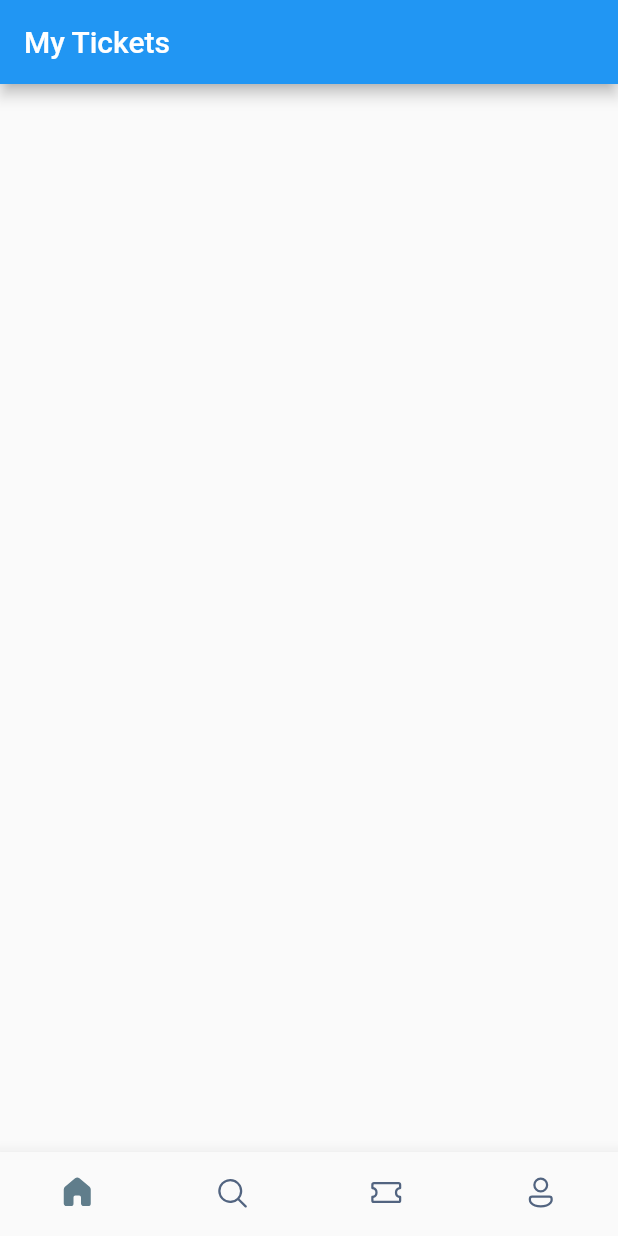
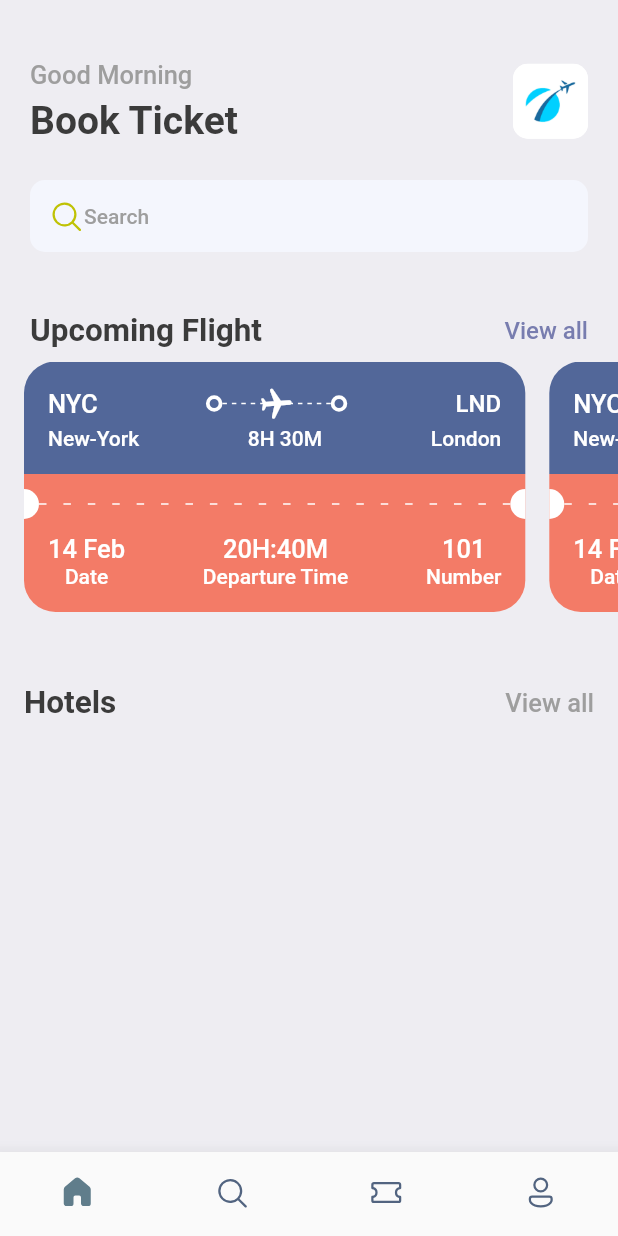
Before and after one commit to Raziur306/Ticket_Booking_Flutter, a Flutter app: the screen it shows after launch, on a phone screen of 412 x 824 dp. Run offline on Flutter 3.47's test engine with Material 2 defaults, Android fonts, the phone set to English and light mode, and no system bars; our stand-ins replace fluentui_icons, fluttertoast, gap.

Commit message:
home screen & card

```diff
--- a/lib/main.dart
+++ b/lib/main.dart
@@ -1,5 +1,7 @@
 import 'package:flutter/material.dart';
 import 'package:ticket_booking/screens/bottom_bar.dart';
+import 'package:ticket_booking/utils/app_styles.dart';
+
 
 void main() {
   runApp(const MyApp());
@@ -8,14 +10,13 @@ void main() {
 class MyApp extends StatelessWidget {
   const MyApp({super.key});
 
-  // This widget is the root of your application.
+// This widget is the root of your application.
   @override
   Widget build(BuildContext context) {
     return MaterialApp(
+      debugShowCheckedModeBanner: false,
       title: 'Flutter Demo',
-      theme: ThemeData(
-        primarySwatch: Colors.blue,
-      ),
+      theme: ThemeData(primaryColor: primary),
       home: const BottomBar(),
     );
   }
--- a/lib/screens/bottom_bar.dart
+++ b/lib/screens/bottom_bar.dart
@@ -32,9 +32,6 @@ class _BottomBarState extends State<BottomBar> {
   @override
   Widget build(BuildContext context) {
     return Scaffold(
-      appBar: AppBar(
-        title: const Text("My Tickets"),
-      ),
       body: Center(
         child: _widgetOptions[_selectedItemIndex],
       ),
--- /dev/null
+++ b/lib/screens/components/ticket_view.dart
@@ -0,0 +1,166 @@
+import 'package:fluentui_icons/fluentui_icons.dart';
+import 'package:flutter/cupertino.dart';
+import 'package:flutter/material.dart';
+import 'package:gap/gap.dart';
+import 'package:ticket_booking/utils/app_layout.dart';
+import 'package:ticket_booking/utils/app_styles.dart';
+import 'package:ticket_booking/widgets/circle_shape.dart';
+
+class TicketView extends StatelessWidget {
+  const TicketView({Key? key}) : super(key: key);
+
+  @override
+  Widget build(BuildContext context) {
+    final size = AppLayout.getSize(context);
+    return SizedBox(
+      width: size.width*0.85,
+      height: 200,
+      child: Container(
+        margin:const EdgeInsets.only(right: 16),
+        child: Column(
+          children: [
+            Container(
+            decoration: const BoxDecoration(
+              color: Color(0xFF526799),
+              borderRadius: BorderRadius.only(topLeft: Radius.circular(21), topRight: Radius.circular(21)),
+            ),
+              padding: const EdgeInsets.all(16),
+              child: Column(
+                children: [
+                  Row(
+                    children: [
+                      Text("NYC", style: Styles.headLineStyle3.copyWith(color: Colors.white)),
+                     const Spacer(),
+                     const RoundShape(),
+                    Expanded(child: Stack(
+                      children: [
+                        SizedBox(
+                          height: 24,
+                          child: LayoutBuilder(
+                            builder: (BuildContext buildContext, BoxConstraints boxConstrains) {
+                              return Flex(
+                                mainAxisAlignment: MainAxisAlignment.spaceBetween,
+                                direction: Axis.horizontal,
+                                mainAxisSize: MainAxisSize.max,
+                                children: List.generate((boxConstrains.constrainWidth()/6).floor(), (index) => const SizedBox(
+                                  height:1,
+                                  width: 3,
+                                  child: DecoratedBox(decoration: BoxDecoration(color: Colors.white),),
+                                )),
+                              );
+                            },
+                          ),
+                        ),
+                        Transform.rotate(angle: 1.5, child:
+                         const Center(child: Icon(Icons.local_airport_rounded, color: Colors.white,))),
+                      ],
+
+                    )),
+
+
+                    const  RoundShape(),
+                    const Spacer(),
+                      Text("LND",style: Styles.textStyle.copyWith(color: Colors.white)),
+                    ],
+                  ),
+                  const Gap(3),
+                  Row(
+                    mainAxisAlignment: MainAxisAlignment.spaceBetween,
+                    children: [
+                    Text("New-York", style: Styles.headLineStyle4.copyWith(color: Colors.white),),
+                    Text("8H 30M",style: Styles.headLineStyle4.copyWith(color:Colors.white),),
+                    Text("London",style: Styles.headLineStyle4.copyWith(color:Colors.white)),
+                  ],)
+                ],
+              ),
+            ),
+            Container(
+              padding:const EdgeInsets.only(top: 10),
+              decoration: BoxDecoration(
+                color: Styles.orangeColor,
+                borderRadius:const BorderRadius.only(bottomLeft: Radius.circular(21), bottomRight: Radius.circular(21))
+              ),
+              child: Column(children: [
+                Row(children: [
+                  const SizedBox(
+                    width: 10,
+                    height: 20,
+                    child: DecoratedBox(decoration: BoxDecoration(
+                      color: Colors.white,
+                      borderRadius: BorderRadius.only(bottomRight: Radius.circular(10),topRight: Radius.circular(10))
+                    ),),
+
+                  ),
+                  Expanded(
+                    child: LayoutBuilder(
+                      builder: (BuildContext buildContext , BoxConstraints boxConstraints ) {
+                        return Flex(
+                          mainAxisAlignment: MainAxisAlignment.spaceBetween,
+                            mainAxisSize: MainAxisSize.max,
+                            direction: Axis.horizontal,
+                            children: List.generate((boxConstraints.constrainWidth()/15).floor(), (index) => const SizedBox(
+                              width:5,
+                              height: 1,
+                              child: DecoratedBox(decoration: BoxDecoration(color: Colors.white),)
+
+
+                            ))
+
+                        );
+                      },
+
+                    ),
+                  ),
+                  const SizedBox(
+                    height: 20,
+                    width: 10,
+                    child: DecoratedBox(decoration: BoxDecoration(
+                      color: Colors.white,
+                      borderRadius: BorderRadius.only(bottomLeft: Radius.circular(10), topLeft: Radius.circular(10))
+                    ),),
+                  )
+                ],),
+                const Gap(10),
+
+                Container(
+                  padding:const EdgeInsets.only(left: 16, right: 16, bottom: 16),
+                  child: Row(
+                    mainAxisAlignment: MainAxisAlignment.spaceBetween,
+                    children: [
+                      Column(
+                        children: [
+                          Text("14 Feb", style: Styles.headLineStyle3.copyWith(color:Colors.white)),
+                          Text("Date", style: Styles.headLineStyle4.copyWith(color: Colors.white))
+                        ],
+                      ),
+                      Column(
+                        children: [
+                          Text("20H:40M", style: Styles.headLineStyle3.copyWith(color:Colors.white)),
+                          Text("Departure Time", style: Styles.headLineStyle4.copyWith(color: Colors.white))
+                        ],
+                      ),
+                      Column(
+                        children: [
+                          Text("101", style: Styles.headLineStyle3.copyWith(color:Colors.white)),
+                          Text("Number", style: Styles.headLineStyle4.copyWith(color: Colors.white))
+                        ],
+                      )
+
+                    ],
+                  ),
+                )
+
+
+
+
+
+
+
+              ],),
+            )
+          ],
+        ),
+      ),
+    );
+  }
+}
--- a/lib/screens/home_screen.dart
+++ b/lib/screens/home_screen.dart
@@ -1,10 +1,118 @@
+import 'package:fluentui_icons/fluentui_icons.dart';
 import 'package:flutter/cupertino.dart';
+import 'package:flutter/material.dart';
+import 'package:fluttertoast/fluttertoast.dart';
+import 'package:gap/gap.dart';
+import 'package:ticket_booking/screens/components/ticket_view.dart';
+import 'package:ticket_booking/utils/app_styles.dart';
 
 class HomeScreen extends StatelessWidget {
   const HomeScreen({Key? key}) : super(key: key);
 
   @override
   Widget build(BuildContext context) {
-    return Container();
+    return Scaffold(
+      backgroundColor: Styles.bgColor,
+      body: ListView(
+        children: [
+          Container(
+            padding: const EdgeInsets.symmetric(horizontal: 20),
+            child: Column(
+              children: [
+                const Gap(40),
+                Row(
+                  mainAxisAlignment: MainAxisAlignment.spaceBetween,
+                  children: [
+                    Column(
+                      crossAxisAlignment: CrossAxisAlignment.start,
+                      children: [
+                        Text(
+                          "Good Morning",
+                          style: Styles.headLineStyle3,
+                        ),
+                        const Gap(5),
+                        Text("Book Ticket", style: Styles.headLineStyle1),
+                      ],
+                    ),
+                    Container(
+                      width: 50,
+                      height: 50,
+                      decoration: BoxDecoration(
+                          borderRadius: BorderRadius.circular(10),
+                          color: Colors.white,
+                          image: const DecorationImage(
+                              fit: BoxFit.fitHeight,
+                              image: AssetImage("assets/images/img_1.png"))),
+                    )
+                  ],
+                ),
+                const Gap(25),
+                Container(
+                  padding:
+                      const EdgeInsets.symmetric(horizontal: 12, vertical: 12),
+                  decoration: BoxDecoration(
+                      borderRadius: BorderRadius.circular(10),
+                      color: const Color(0xFFF4F6FD)),
+                  child: Row(
+                    children: [
+                      const Icon(FluentSystemIcons.ic_fluent_search_regular,
+                          color: Color(0xFFBFC205)),
+                      Text(
+                        "Search",
+                        style: Styles.headLineStyle4,
+                      )
+                    ],
+                  ),
+                ),
+                const Gap(40),
+                Row(
+                  mainAxisAlignment: MainAxisAlignment.spaceBetween,
+                  children: [
+                    Text(
+                      "Upcoming Flight",
+                      style: Styles.headLineStyle2,
+                    ),
+                    InkWell(
+                        onTap: () {
+                          Fluttertoast.showToast(msg: "View All Upcoming Flights", toastLength: Toast.LENGTH_SHORT);
+                        },
+                        child: Text(
+                          "View all",
+                          style: Styles.textStyle
+                              .copyWith(color: Styles.primaryColor),
+                        ))
+                  ],
+                )
+              ],
+            ),
+          ),
+         const Gap(8),
+          SingleChildScrollView(
+            padding: const EdgeInsets.only(left: 16),
+            scrollDirection: Axis.horizontal,
+            child: Row(
+              children:const [
+                TicketView(),
+                TicketView(),
+                TicketView(),
+
+              ],
+            ),
+          ),
+
+          const Gap(15),
+          Container(
+            padding: const EdgeInsets.symmetric(horizontal: 16),
+            child: Row(
+              mainAxisAlignment: MainAxisAlignment.spaceBetween,
+              children: [
+              Text("Hotels", style: Styles.headLineStyle2,),
+              Text("View all",style: Styles.headLineStyle3,),
+            ],),
+          )
+
+        ],
+      ),
+    );
   }
 }
--- /dev/null
+++ b/lib/utils/app_layout.dart
@@ -0,0 +1,7 @@
+import 'package:flutter/cupertino.dart';
+
+class AppLayout{
+  static getSize(BuildContext context){
+    return MediaQuery.of(context).size;
+  }
+}
--- /dev/null
+++ b/lib/utils/app_styles.dart
@@ -0,0 +1,16 @@
+import 'package:flutter/material.dart';
+
+ Color primary = const Color(0xFF787daf);
+
+class Styles {
+  static Color primaryColor = primary;
+  static Color textColor = const Color(0xFF3b3b3b);
+  static Color bgColor = const Color(0xFFeeedf2);
+  static Color orangeColor = const Color(0xFFF37B67);
+  static TextStyle textStyle = TextStyle(fontSize: 16, color: textColor,fontWeight: FontWeight.w500);
+  static TextStyle headLineStyle1 = TextStyle(fontSize: 26, color: textColor, fontWeight: FontWeight.bold);
+  static TextStyle headLineStyle2 = TextStyle(fontSize: 21, color: textColor, fontWeight: FontWeight.bold);
+  static TextStyle headLineStyle3 = TextStyle(fontSize: 17, color: Colors.grey.shade500, fontWeight: FontWeight.w500);
+  static TextStyle headLineStyle4 = TextStyle(fontSize: 14, color: Colors.grey.shade500, fontWeight: FontWeight.w500);
+
+}
--- /dev/null
+++ b/lib/widgets/circle_shape.dart
@@ -0,0 +1,17 @@
+import 'package:flutter/cupertino.dart';
+import 'package:flutter/material.dart';
+
+class RoundShape extends StatelessWidget {
+  const RoundShape({Key? key}) : super(key: key);
+
+  @override
+  Widget build(BuildContext context) {
+    return Container(
+      padding: const EdgeInsets.all(3.0),
+      decoration: BoxDecoration(
+          borderRadius: BorderRadius.circular(20),
+          border: Border.all(width: 2.5, color: Colors.white)
+      ),
+    );
+  }
+}
--- a/pubspec.yaml
+++ b/pubspec.yaml
@@ -36,6 +36,8 @@ dependencies:
   # Use with the CupertinoIcons class for iOS style icons.
   cupertino_icons: ^1.0.2
   fluentui_icons: ^1.0.0
+  gap: ^2.0.0
+  fluttertoast: ^8.1.3
 
 
 
@@ -63,8 +65,8 @@ flutter:
   uses-material-design: true
 
   # To add assets to your application, add an assets section, like this:
-  # assets:
-  #   - images/a_dot_burr.jpeg
+  assets:
+     - assets/images/
   #   - images/a_dot_ham.jpeg
 
   # An image asset can refer to one or more resolution-specific "variants", see
```
Also changed, not shown: assets/images/img.png (added), assets/images/img_1.png (added), assets/images/one.png (added), assets/images/sit.jpg (added), assets/images/three.png (added), assets/images/two.png (added), assets/images/visa.png (added), pubspec.lock.
